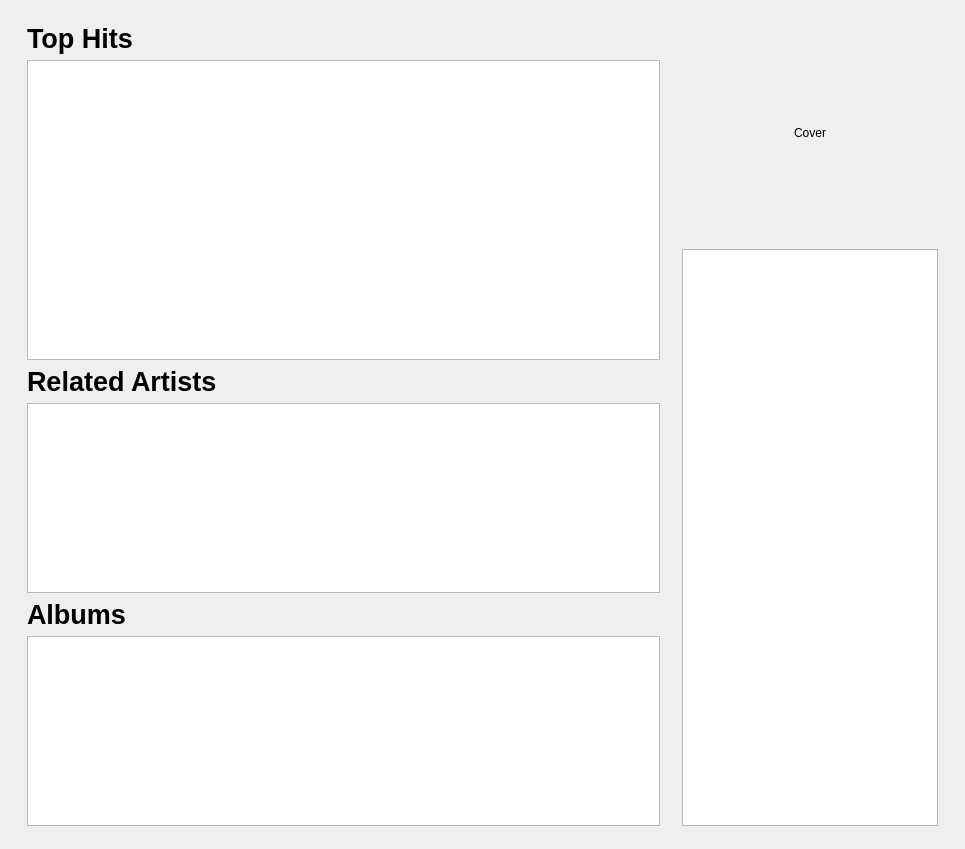
Before: the Qt Designer form src/libtomahawk/widgets/infowidgets/ArtistInfoWidget.ui in tomahawk-player/tomahawk, drawn with Qt 5.
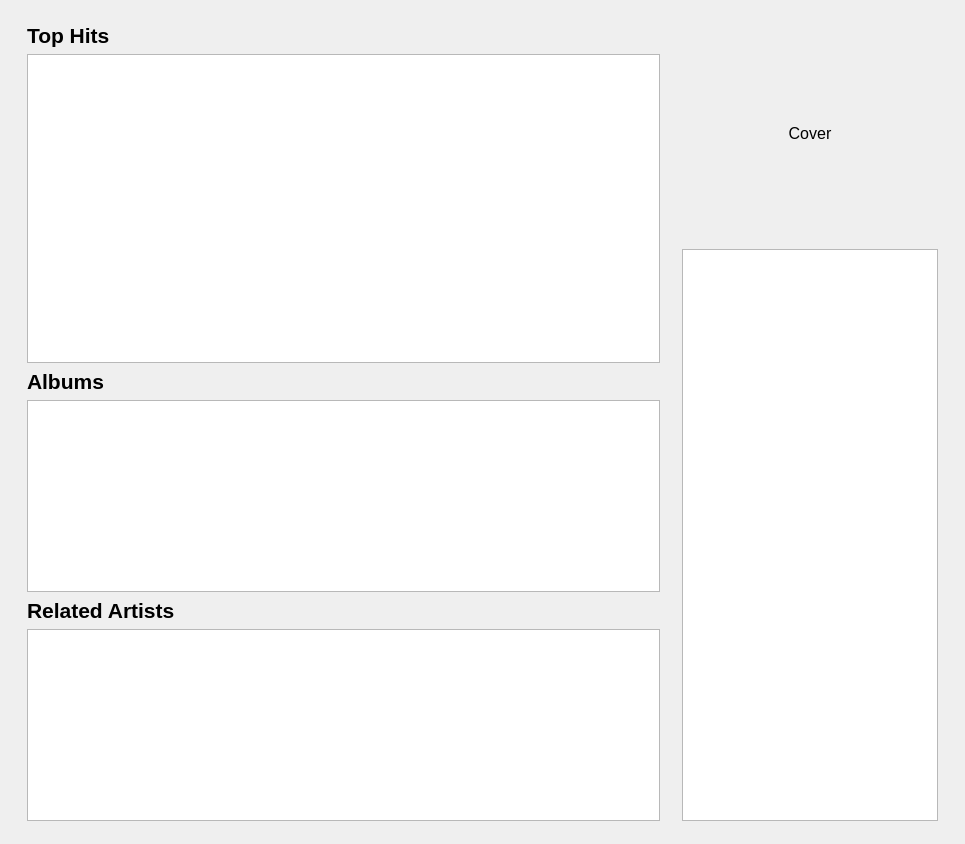
After: the same form once the commit is applied. Custom widgets are drawn as their Qt base class.

Commit message: Swap placement of Albums and Related Artists on new album page and shrink label size a few points

```diff
--- a/src/libtomahawk/widgets/infowidgets/ArtistInfoWidget.ui
+++ b/src/libtomahawk/widgets/infowidgets/ArtistInfoWidget.ui
@@ -7,7 +7,7 @@
     <x>0</x>
     <y>0</y>
     <width>965</width>
-    <height>824</height>
+    <height>844</height>
    </rect>
   </property>
   <property name="windowTitle">
@@ -34,7 +34,7 @@
         <widget class="QLabel" name="label">
          <property name="font">
           <font>
-           <pointsize>20</pointsize>
+           <pointsize>16</pointsize>
            <weight>75</weight>
            <bold>true</bold>
           </font>
@@ -65,44 +65,9 @@
          <property name="font">
           <font>
            <family>Arial</family>
-           <pointsize>20</pointsize>
+           <pointsize>16</pointsize>
            <weight>75</weight>
            <bold>true</bold>
-          </font>
-         </property>
-         <property name="text">
-          <string>Related Artists</string>
-         </property>
-         <property name="margin">
-          <number>0</number>
-         </property>
-        </widget>
-       </item>
-       <item>
-        <widget class="GridView" name="relatedArtists">
-         <property name="sizePolicy">
-          <sizepolicy hsizetype="Expanding" vsizetype="Fixed">
-           <horstretch>0</horstretch>
-           <verstretch>0</verstretch>
-          </sizepolicy>
-         </property>
-         <property name="minimumSize">
-          <size>
-           <width>0</width>
-           <height>190</height>
-          </size>
-         </property>
-        </widget>
-       </item>
-       <item>
-        <widget class="QLabel" name="label_3">
-         <property name="font">
-          <font>
-           <family>Arial</family>
-           <pointsize>20</pointsize>
-           <weight>75</weight>
-           <bold>true</bold>
-           <kerning>true</kerning>
           </font>
          </property>
          <property name="text">
@@ -129,6 +94,41 @@
          </property>
         </widget>
        </item>
+       <item>
+        <widget class="QLabel" name="label_3">
+         <property name="font">
+          <font>
+           <family>Arial</family>
+           <pointsize>16</pointsize>
+           <weight>75</weight>
+           <bold>true</bold>
+           <kerning>true</kerning>
+          </font>
+         </property>
+         <property name="text">
+          <string>Related Artists</string>
+         </property>
+         <property name="margin">
+          <number>0</number>
+         </property>
+        </widget>
+       </item>
+       <item>
+        <widget class="GridView" name="relatedArtists">
+         <property name="sizePolicy">
+          <sizepolicy hsizetype="Expanding" vsizetype="Fixed">
+           <horstretch>0</horstretch>
+           <verstretch>0</verstretch>
+          </sizepolicy>
+         </property>
+         <property name="minimumSize">
+          <size>
+           <width>0</width>
+           <height>190</height>
+          </size>
+         </property>
+        </widget>
+       </item>
       </layout>
      </item>
      <item>
@@ -150,6 +150,11 @@
            <height>220</height>
           </size>
          </property>
+         <property name="font">
+          <font>
+           <pointsize>12</pointsize>
+          </font>
+         </property>
          <property name="text">
           <string>Cover</string>
          </property>
@@ -172,6 +177,11 @@
            <height>240</height>
           </size>
          </property>
+         <property name="font">
+          <font>
+           <pointsize>13</pointsize>
+          </font>
+         </property>
          <property name="verticalScrollBarPolicy">
           <enum>Qt::ScrollBarAlwaysOff</enum>
          </property>
```
